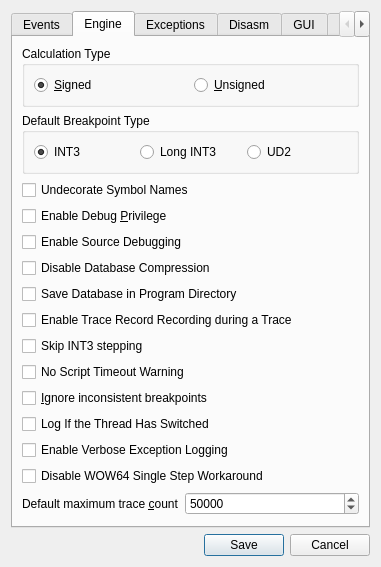
Above: src/gui/Src/Gui/SettingsDialog.ui from cnsheds/x64dbg before the change. Below: the same form after it.
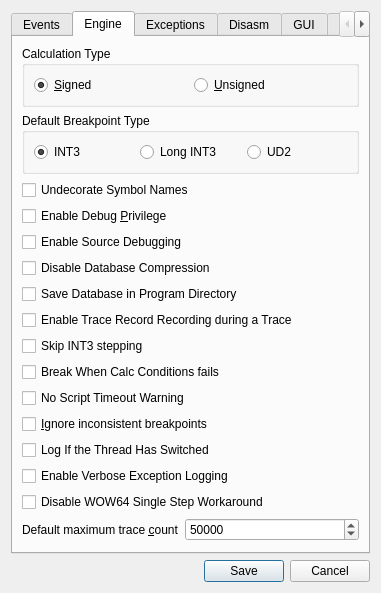
That is the form after the change. The open tabs and pages were chosen to show the change. Icons and pictures are not drawn.

Commit message: Add "Break When Calc Conditions fails" option

Diff of the .ui file:
```diff
--- a/src/gui/Src/Gui/SettingsDialog.ui
+++ b/src/gui/Src/Gui/SettingsDialog.ui
@@ -296,6 +296,13 @@
          </property>
         </widget>
        </item>
+       <item>
+        <widget class="QCheckBox" name="chkBreakWhenCalcConditionsFails">
+         <property name="text">
+          <string>Break When Calc Conditions fails</string>
+         </property>
+        </widget>
+       </item>
        <item>
         <widget class="QCheckBox" name="chkNoScriptTimeout">
          <property name="text">
```
Left out of the diff: 2 changed lines with no effect on the pictures. The commit also changes 7 other files.
